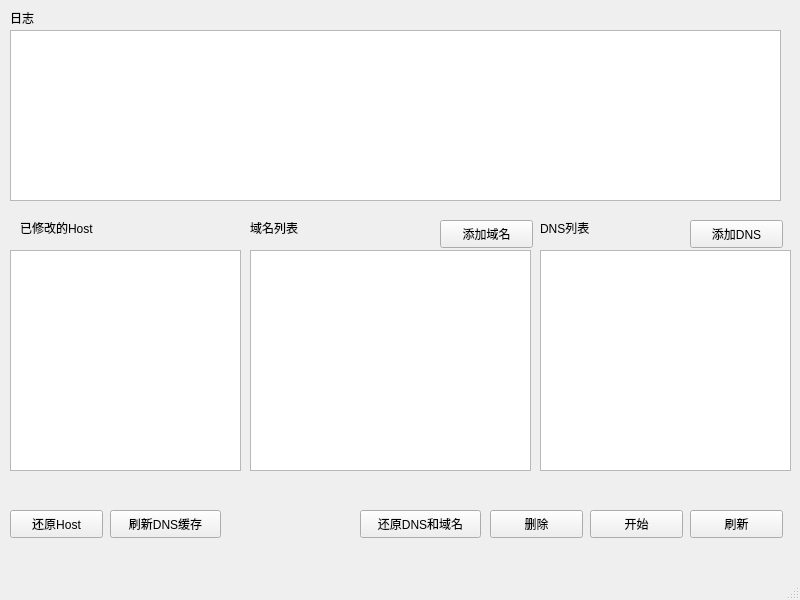
This is ui.ui in ZhengHaoF/Nice-Dns as Qt 5 draws it before an edit. The edited form follows.
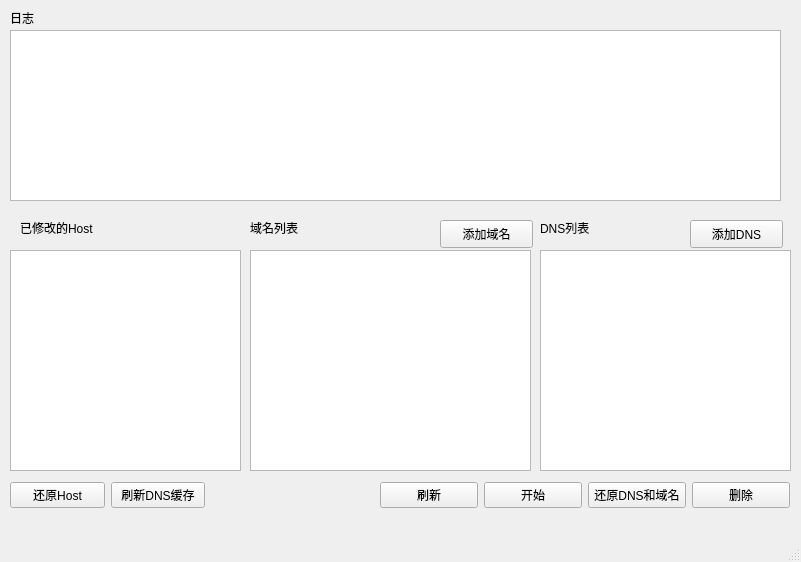
This is the edited form.

Commit message: 修改界面样式

```diff
--- a/ui.ui
+++ b/ui.ui
@@ -6,33 +6,14 @@
    <rect>
     <x>0</x>
     <y>0</y>
-    <width>800</width>
-    <height>600</height>
+    <width>801</width>
+    <height>562</height>
    </rect>
   </property>
   <property name="windowTitle">
    <string>Dns-Nice</string>
   </property>
   <widget class="QWidget" name="centralwidget">
-   <widget class="QPushButton" name="yesButton">
-    <property name="geometry">
-     <rect>
-      <x>590</x>
-      <y>510</y>
-      <width>93</width>
-      <height>28</height>
-     </rect>
-    </property>
-    <property name="layoutDirection">
-     <enum>Qt::LeftToRight</enum>
-    </property>
-    <property name="text">
-     <string>开始</string>
-    </property>
-    <property name="checkable">
-     <bool>false</bool>
-    </property>
-   </widget>
    <widget class="QTextEdit" name="logTextEdit">
     <property name="geometry">
      <rect>
@@ -69,32 +50,6 @@
      <string>已修改的Host</string>
     </property>
    </widget>
-   <widget class="QPushButton" name="refButton">
-    <property name="geometry">
-     <rect>
-      <x>690</x>
-      <y>510</y>
-      <width>93</width>
-      <height>28</height>
-     </rect>
-    </property>
-    <property name="text">
-     <string>刷新</string>
-    </property>
-   </widget>
-   <widget class="QPushButton" name="revButton">
-    <property name="geometry">
-     <rect>
-      <x>10</x>
-      <y>510</y>
-      <width>93</width>
-      <height>28</height>
-     </rect>
-    </property>
-    <property name="text">
-     <string>还原Host</string>
-    </property>
-   </widget>
    <widget class="QListView" name="modifyList">
     <property name="geometry">
      <rect>
@@ -177,44 +132,77 @@
      <string>添加DNS</string>
     </property>
    </widget>
-   <widget class="QPushButton" name="refDnsButton">
+   <widget class="QWidget" name="layoutWidget">
     <property name="geometry">
      <rect>
-      <x>110</x>
-      <y>510</y>
-      <width>111</width>
-      <height>28</height>
+      <x>380</x>
+      <y>480</y>
+      <width>410</width>
+      <height>30</height>
      </rect>
     </property>
-    <property name="text">
-     <string>刷新DNS缓存</string>
-    </property>
+    <layout class="QHBoxLayout" name="horizontalLayout">
+     <item>
+      <widget class="QPushButton" name="refButton">
+       <property name="text">
+        <string>刷新</string>
+       </property>
+      </widget>
+     </item>
+     <item>
+      <widget class="QPushButton" name="yesButton">
+       <property name="layoutDirection">
+        <enum>Qt::LeftToRight</enum>
+       </property>
+       <property name="text">
+        <string>开始</string>
+       </property>
+       <property name="checkable">
+        <bool>false</bool>
+       </property>
+      </widget>
+     </item>
+     <item>
+      <widget class="QPushButton" name="revDnsAndDom">
+       <property name="text">
+        <string>还原DNS和域名</string>
+       </property>
+      </widget>
+     </item>
+     <item>
+      <widget class="QPushButton" name="delItem">
+       <property name="text">
+        <string>删除</string>
+       </property>
+      </widget>
+     </item>
+    </layout>
    </widget>
-   <widget class="QPushButton" name="delItem">
+   <widget class="QWidget" name="layoutWidget">
     <property name="geometry">
      <rect>
-      <x>490</x>
-      <y>510</y>
-      <width>93</width>
-      <height>28</height>
+      <x>10</x>
+      <y>480</y>
+      <width>195</width>
+      <height>30</height>
      </rect>
     </property>
-    <property name="text">
-     <string>删除</string>
-    </property>
-   </widget>
-   <widget class="QPushButton" name="revDnsAndDom">
-    <property name="geometry">
-     <rect>
-      <x>360</x>
-      <y>510</y>
-      <width>121</width>
-      <height>28</height>
-     </rect>
-    </property>
-    <property name="text">
-     <string>还原DNS和域名</string>
-    </property>
+    <layout class="QHBoxLayout" name="horizontalLayout_2">
+     <item>
+      <widget class="QPushButton" name="revButton">
+       <property name="text">
+        <string>还原Host</string>
+       </property>
+      </widget>
+     </item>
+     <item>
+      <widget class="QPushButton" name="refDnsButton">
+       <property name="text">
+        <string>刷新DNS缓存</string>
+       </property>
+      </widget>
+     </item>
+    </layout>
    </widget>
   </widget>
   <widget class="QMenuBar" name="menubar">
```
Left out of the diff: 2 changed lines with no effect on the pictures. The commit also changes 4 other files.
